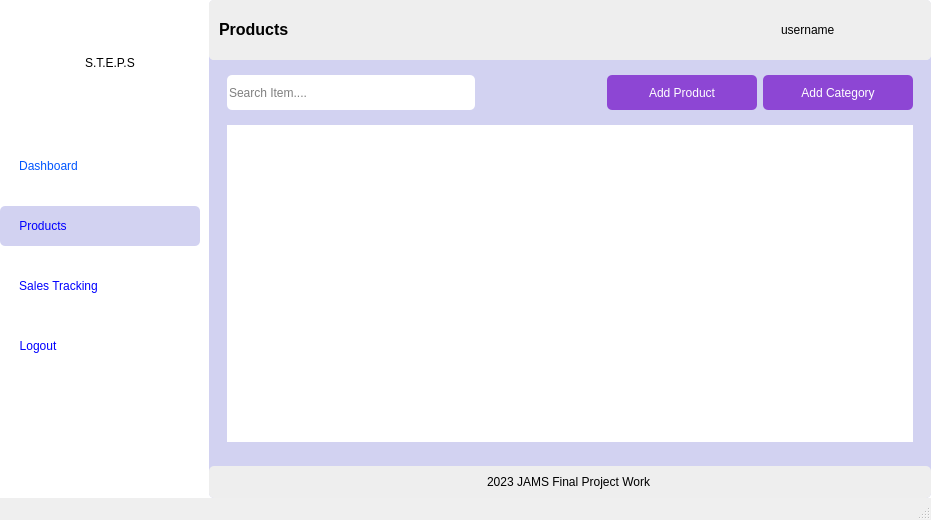
Above: UIs/store_product.ui from Code-ed381/Sales-App before the change. Below: the same form after it.
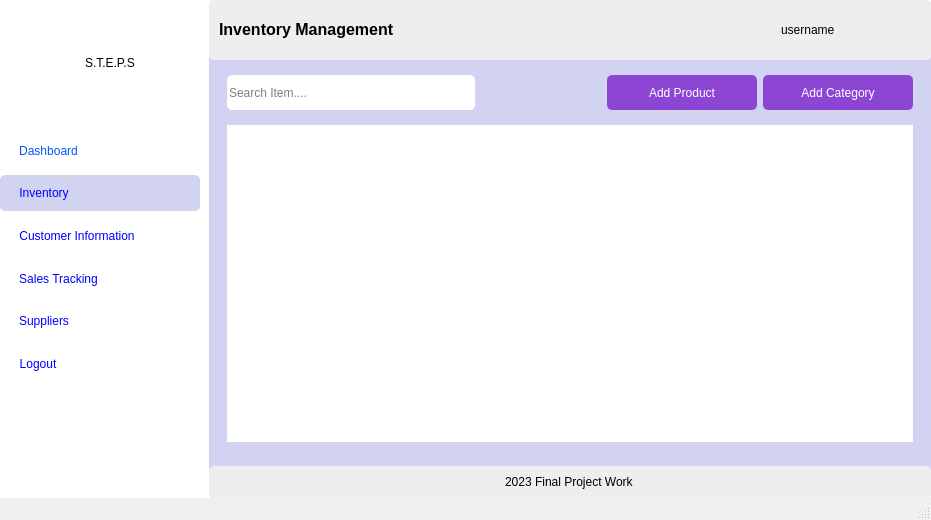
That is the form after the change. Icons and pictures are not drawn.

```diff
--- a/UIs/store_product.ui
+++ b/UIs/store_product.ui
@@ -272,7 +272,7 @@
 color: rgb(0, 0, 255);</string>
                   </property>
                   <property name="text">
-                   <string>Products</string>
+                   <string>Inventory</string>
                   </property>
                   <property name="icon">
                    <iconset>
@@ -283,6 +283,45 @@
                </layout>
               </widget>
              </item>
+             <item>
+              <widget class="QWidget" name="widget_14" native="true">
+               <layout class="QVBoxLayout" name="verticalLayout_11">
+                <property name="leftMargin">
+                 <number>19</number>
+                </property>
+                <property name="topMargin">
+                 <number>0</number>
+                </property>
+                <property name="rightMargin">
+                 <number>0</number>
+                </property>
+                <property name="bottomMargin">
+                 <number>0</number>
+                </property>
+                <item alignment="Qt::AlignLeft">
+                 <widget class="QPushButton" name="customers">
+                  <property name="sizePolicy">
+                   <sizepolicy hsizetype="Expanding" vsizetype="Expanding">
+                    <horstretch>0</horstretch>
+                    <verstretch>0</verstretch>
+                   </sizepolicy>
+                  </property>
+                  <property name="styleSheet">
+                   <string notr="true">font: 75 10pt &quot;MS Shell Dlg 2&quot;;
+color: rgb(0, 0, 255);</string>
+                  </property>
+                  <property name="text">
+                   <string>Customer Information</string>
+                  </property>
+                  <property name="icon">
+                   <iconset>
+                    <normaloff>../icons/followers-friends-icon.png</normaloff>../icons/followers-friends-icon.png</iconset>
+                  </property>
+                 </widget>
+                </item>
+               </layout>
+              </widget>
+             </item>
              <item>
               <widget class="QWidget" name="widget_21" native="true">
                <property name="maximumSize">
@@ -328,6 +367,45 @@
                </layout>
               </widget>
              </item>
+             <item>
+              <widget class="QWidget" name="widget_15" native="true">
+               <layout class="QVBoxLayout" name="verticalLayout_13">
+                <property name="leftMargin">
+                 <number>19</number>
+                </property>
+                <property name="topMargin">
+                 <number>0</number>
+                </property>
+                <property name="rightMargin">
+                 <number>0</number>
+                </property>
+                <property name="bottomMargin">
+                 <number>0</number>
+                </property>
+                <item alignment="Qt::AlignLeft">
+                 <widget class="QPushButton" name="suppliers">
+                  <property name="sizePolicy">
+                   <sizepolicy hsizetype="Expanding" vsizetype="Expanding">
+                    <horstretch>0</horstretch>
+                    <verstretch>0</verstretch>
+                   </sizepolicy>
+                  </property>
+                  <property name="styleSheet">
+                   <string notr="true">font: 75 10pt &quot;MS Shell Dlg 2&quot;;
+color: rgb(0, 0, 255);</string>
+                  </property>
+                  <property name="text">
+                   <string>Suppliers</string>
+                  </property>
+                  <property name="icon">
+                   <iconset>
+                    <normaloff>../icons/hotel-supplier.png</normaloff>../icons/hotel-supplier.png</iconset>
+                  </property>
+                 </widget>
+                </item>
+               </layout>
+              </widget>
+             </item>
              <item>
               <widget class="QWidget" name="widget_23" native="true">
                <property name="maximumSize">
@@ -432,7 +510,7 @@
              <string notr="true">font: 81 8pt &quot;Open Sans ExtraBold&quot;;</string>
             </property>
             <property name="text">
-             <string>&lt;html&gt;&lt;head/&gt;&lt;body&gt;&lt;p&gt;&lt;span style=&quot; font-size:12pt; font-weight:600;&quot;&gt;Products&lt;/span&gt;&lt;/p&gt;&lt;/body&gt;&lt;/html&gt;</string>
+             <string>&lt;html&gt;&lt;head/&gt;&lt;body&gt;&lt;p&gt;&lt;span style=&quot; font-size:12pt; font-weight:600;&quot;&gt;Inventory Management&lt;/span&gt;&lt;/p&gt;&lt;/body&gt;&lt;/html&gt;</string>
             </property>
             <property name="margin">
              <number>3</number>
@@ -796,7 +874,7 @@
           <item alignment="Qt::AlignHCenter">
            <widget class="QLabel" name="label_8">
             <property name="text">
-             <string>2023 JAMS Final Project Work</string>
+             <string>2023 Final Project Work</string>
             </property>
            </widget>
           </item>
```
Left out of the diff: 2 changed lines with no effect on the pictures.
